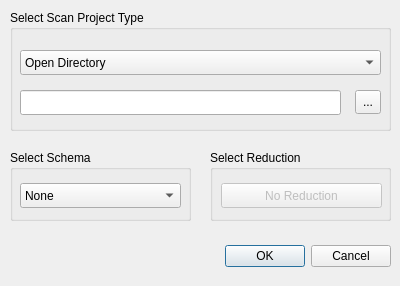
The window that src/tools/lvr2_viewer/ui/LVRScanProjectOpenDialogUI.ui (uos/lvr2) describes before a commit, drawn with Qt 5.
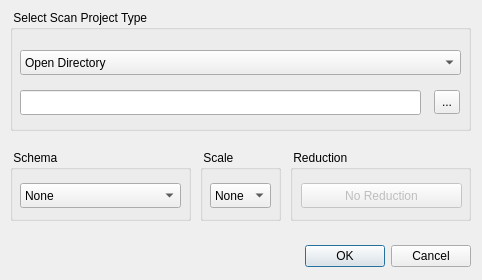
The same window after the commit.

What changed in the file:
```diff
--- a/src/tools/lvr2_viewer/ui/LVRScanProjectOpenDialogUI.ui
+++ b/src/tools/lvr2_viewer/ui/LVRScanProjectOpenDialogUI.ui
@@ -6,8 +6,8 @@
    <rect>
     <x>0</x>
     <y>0</y>
-    <width>400</width>
-    <height>286</height>
+    <width>482</width>
+    <height>280</height>
    </rect>
   </property>
   <property name="windowTitle">
@@ -16,9 +16,9 @@
   <widget class="QDialogButtonBox" name="buttonBox">
    <property name="geometry">
     <rect>
-     <x>50</x>
+     <x>300</x>
      <y>240</y>
-     <width>341</width>
+     <width>171</width>
      <height>32</height>
     </rect>
    </property>
@@ -34,19 +34,19 @@
     <rect>
      <x>10</x>
      <y>10</y>
-     <width>381</width>
+     <width>461</width>
      <height>121</height>
     </rect>
    </property>
    <property name="title">
-    <string>Select Scan Project Type</string>
+    <string> Select Scan Project Type</string>
    </property>
    <widget class="QLineEdit" name="lineEditPath">
     <property name="geometry">
      <rect>
       <x>10</x>
       <y>80</y>
-      <width>321</width>
+      <width>401</width>
       <height>25</height>
      </rect>
     </property>
@@ -54,7 +54,7 @@
    <widget class="QToolButton" name="toolButtonPath">
     <property name="geometry">
      <rect>
-      <x>345</x>
+      <x>424</x>
       <y>80</y>
       <width>26</width>
       <height>24</height>
@@ -69,7 +69,7 @@
      <rect>
       <x>10</x>
       <y>40</y>
-      <width>361</width>
+      <width>441</width>
       <height>25</height>
      </rect>
     </property>
@@ -95,7 +95,7 @@
     </rect>
    </property>
    <property name="title">
-    <string>Select Schema</string>
+    <string> Schema</string>
    </property>
    <widget class="QComboBox" name="comboBoxSchema">
     <property name="geometry">
@@ -116,14 +116,14 @@
   <widget class="QGroupBox" name="groupBoxReduction">
    <property name="geometry">
     <rect>
-     <x>210</x>
+     <x>290</x>
      <y>150</y>
      <width>181</width>
      <height>71</height>
     </rect>
    </property>
    <property name="title">
-    <string>Select Reduction</string>
+    <string> Reduction</string>
    </property>
    <widget class="QPushButton" name="pushButtonReduction">
     <property name="enabled">
@@ -142,6 +142,37 @@
     </property>
    </widget>
   </widget>
+  <widget class="QGroupBox" name="groupBoxScale">
+   <property name="geometry">
+    <rect>
+     <x>200</x>
+     <y>150</y>
+     <width>81</width>
+     <height>71</height>
+    </rect>
+   </property>
+   <property name="title">
+    <string> Scale</string>
+   </property>
+   <widget class="QComboBox" name="comboBoxScale">
+    <property name="geometry">
+     <rect>
+      <x>10</x>
+      <y>33</y>
+      <width>61</width>
+      <height>25</height>
+     </rect>
+    </property>
+    <property name="currentText">
+     <string>None</string>
+    </property>
+    <item>
+     <property name="text">
+      <string>None</string>
+     </property>
+    </item>
+   </widget>
+  </widget>
  </widget>
  <resources/>
  <connections>
```
